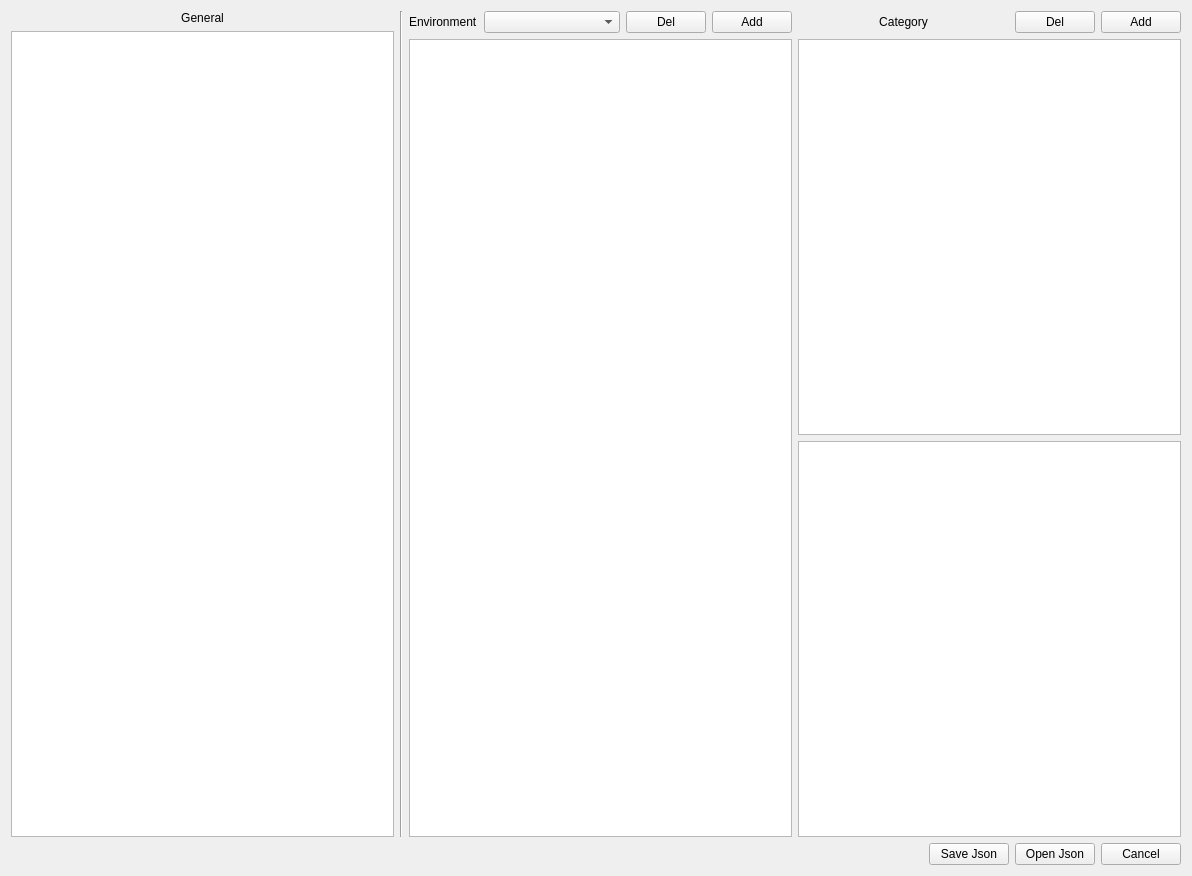
Qt form DBPARAMS.ui (doubsman/DBAlbums) before a commit.
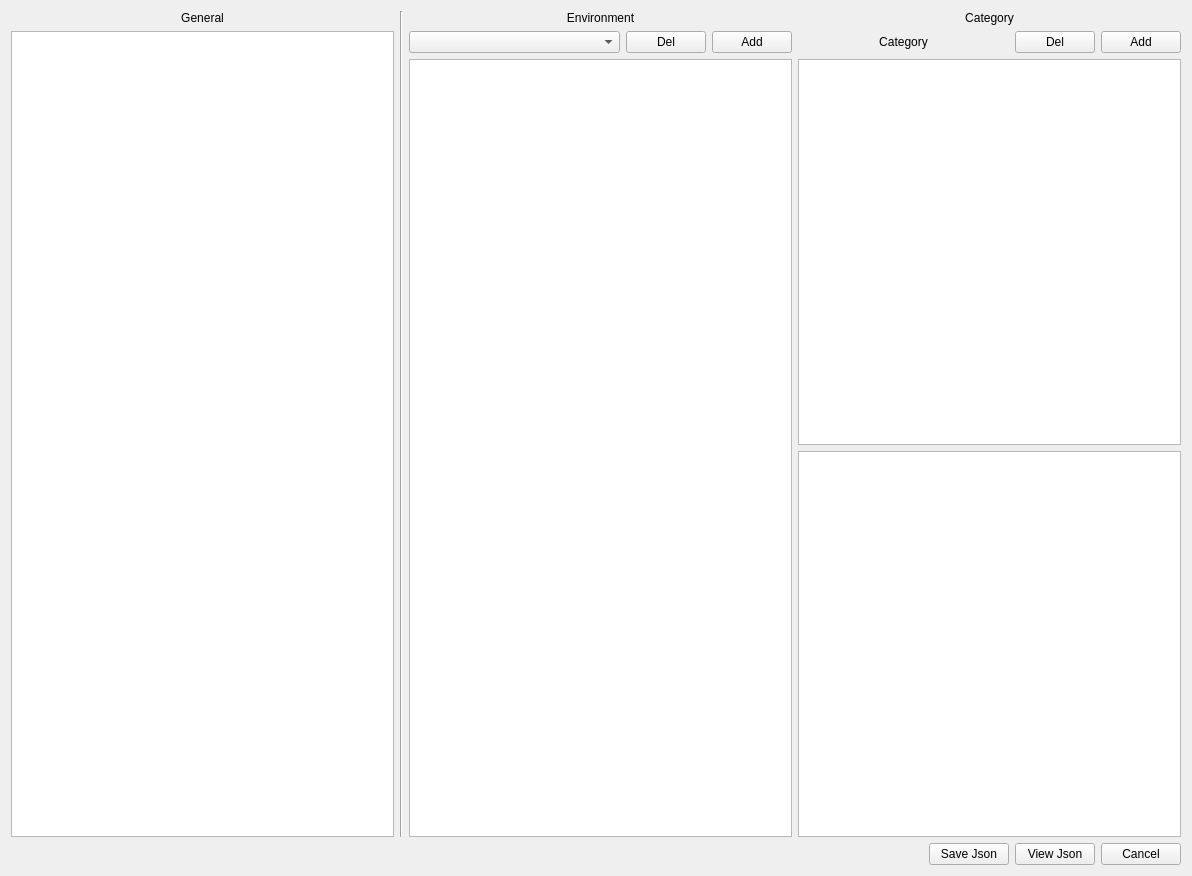
The same form after that commit.

```diff
--- a/DBPARAMS.ui
+++ b/DBPARAMS.ui
@@ -47,14 +47,17 @@
      <item>
       <layout class="QVBoxLayout" name="verticalLayout_environments">
        <item>
-        <layout class="QHBoxLayout" name="horizontalLayout_combo">
-         <item>
-          <widget class="QLabel" name="lab_envt">
+        <widget class="QLabel" name="label_libenvt">
            <property name="text">
             <string>Environment</string>
            </property>
-          </widget>
-         </item>
+         <property name="alignment">
+          <set>Qt::AlignCenter</set>
+         </property>
+        </widget>
+       </item>
+       <item>
+        <layout class="QHBoxLayout" name="horizontalLayout_combo">
          <item>
           <widget class="QComboBox" name="comboBox_Envt">
            <property name="sizePolicy">
@@ -92,6 +95,16 @@
      </item>
      <item>
       <layout class="QVBoxLayout" name="verticalLayout_category">
+       <item>
+        <widget class="QLabel" name="label_libcate">
+         <property name="text">
+          <string>Category</string>
+         </property>
+         <property name="alignment">
+          <set>Qt::AlignCenter</set>
+         </property>
+        </widget>
+       </item>
        <item>
         <layout class="QHBoxLayout" name="horizontalLayout">
          <item>
@@ -186,7 +199,7 @@
      <item>
       <widget class="QPushButton" name="btn_open">
        <property name="text">
-        <string>Open Json</string>
+        <string>View Json</string>
        </property>
       </widget>
      </item>
```
Left out of the diff: 2 changed lines with no effect on the pictures. Lines whose indentation alone changed are shown as unchanged.
